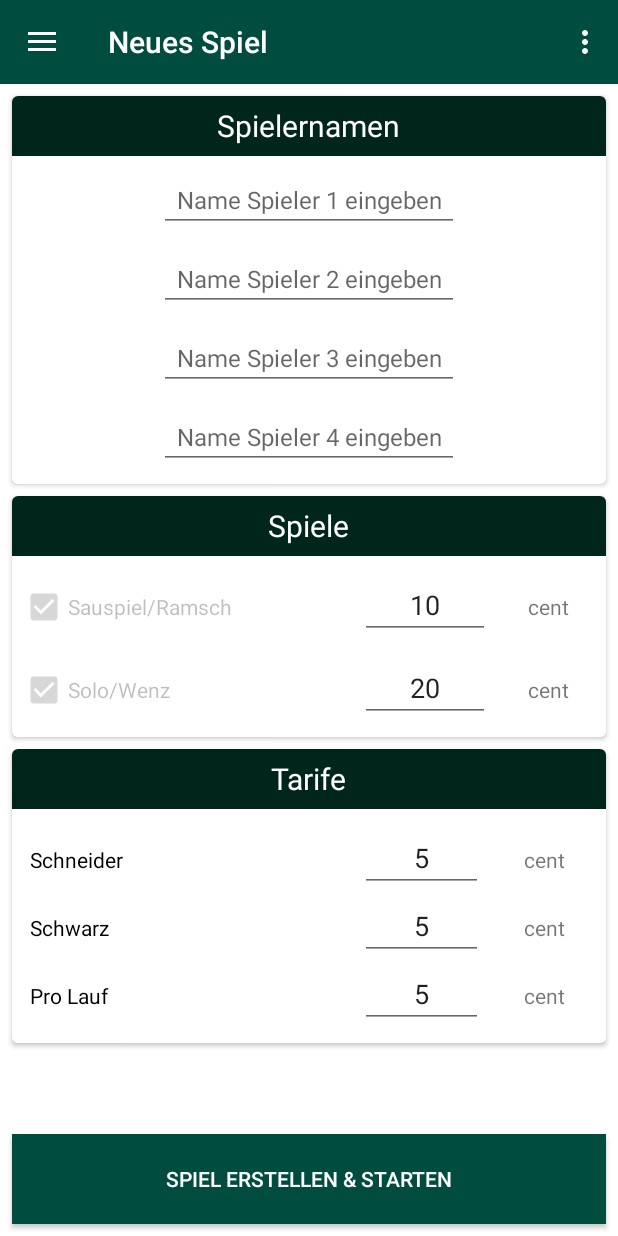
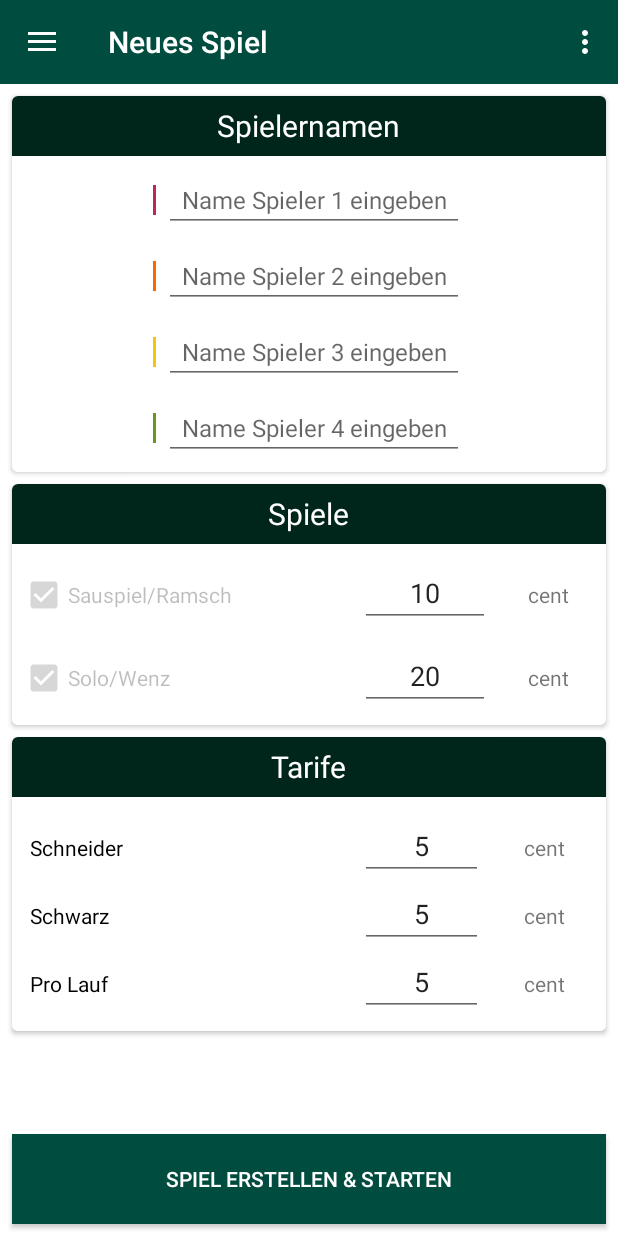
Before and after one commit to M-Schenk-91/schafkopf-calculator, an Android app: the screen it shows after launch (MainActivity), on a phone screen of 412 x 824 dp. Run offline under Robolectric (Android 15) with nearby library versions, the phone set to English and light mode, and no system bars; libraries missing offline, so code that uses them is left out: com.github.mikephil.charting.

Commit message:
1.2 fertig

```diff
--- a/SchafkopfCalculator/app/src/main/java/io/IOManager.java
+++ b/SchafkopfCalculator/app/src/main/java/io/IOManager.java
@@ -136,6 +136,12 @@ public class IOManager {
             fis = new FileInputStream(fileDataRounds);
             ArrayList<GameRound> gameRounds = JSONManager.JSONToRoundData(fis);
 
+            GameRound r = gameRounds.get(0);
+
+            for (int i = 0; i < 300; i++) {
+                gameRounds.add(r);
+            }
+
             if (gameRounds == null) {
                 return null;
             }
--- a/SchafkopfCalculator/app/src/main/java/ui/activities/MainActivity.java
+++ b/SchafkopfCalculator/app/src/main/java/ui/activities/MainActivity.java
@@ -71,6 +71,9 @@ public class MainActivity extends SchafkopfActivity implements IGameSettingsFrag
 
         MenuItem itemGame = navigationView.getMenu().getItem(FragmentController.FRAGMENT_GAME);
         itemGame.setEnabled(gameAvailable);
+
+        MenuItem itemStatistics = navigationView.getMenu().getItem(FragmentController.FRAGMENT_STATISTICS);
+        itemStatistics.setEnabled(gameAvailable);
 
     }
 
@@ -188,6 +191,10 @@ public class MainActivity extends SchafkopfActivity implements IGameSettingsFrag
         mgrFragments.setFragment(FragmentController.FRAGMENT_GAME, true);
         MenuItem item = navigationView.getMenu().getItem(FragmentController.FRAGMENT_GAME);
         item.setEnabled(gameAvailable);
+
+        MenuItem itemStatistics = navigationView.getMenu().getItem(FragmentController.FRAGMENT_STATISTICS);
+        itemStatistics.setEnabled(gameAvailable);
+
         setTitle(item.getTitle());
         setMenuItemChecked(item);
     }
--- a/SchafkopfCalculator/app/src/main/java/ui/fragments/GameSetupFragment.java
+++ b/SchafkopfCalculator/app/src/main/java/ui/fragments/GameSetupFragment.java
@@ -20,6 +20,7 @@ import game.Game;
 import game.GameController;
 import game.GameMode;
 import game.GameSettings;
+import ui.AppColors;
 import ui.UiUtils;
 import ui.custom.controls.fw.SchafkopfButton;
 import ui.custom.SchafkopfFragment;
@@ -156,6 +157,17 @@ public class GameSetupFragment extends SchafkopfFragment {
         layPlayers = (LinearLayout) view.findViewById(R.id.lay_edit_payer_names);
         layGames = (LinearLayout) view.findViewById(R.id.lay_select_games);
         layValues = (LinearLayout) view.findViewById(R.id.lay_select_global_values);
+
+        View indicator1 = view.findViewById(R.id.color_inidcator_player_1);
+        indicator1.setBackgroundColor(AppColors.PLAYER_COLORS[0]);
+        View indicator2 = view.findViewById(R.id.color_inidcator_player_2);
+        indicator2.setBackgroundColor(AppColors.PLAYER_COLORS[1]);
+        View indicator3 = view.findViewById(R.id.color_inidcator_player_3);
+        indicator3.setBackgroundColor(AppColors.PLAYER_COLORS[2]);
+        View indicator4 = view.findViewById(R.id.color_inidcator_player_4);
+        indicator4.setBackgroundColor(AppColors.PLAYER_COLORS[3]);
+
+
     }
 
     private void createNewGame() {
--- a/SchafkopfCalculator/app/src/main/java/ui/fragments/StatisticsFragment.kt
+++ b/SchafkopfCalculator/app/src/main/java/ui/fragments/StatisticsFragment.kt
@@ -75,7 +75,7 @@ class StatisticsFragment : SchafkopfFragment(), IStatisticsListener {
       chartStatisticsProgress.setNoDataText(context.getString(R.string.chart_no_games))
       chartStatisticsProgress.setNoDataTextColor(Color.BLACK)
 
-      if(Statistics.roundsPlayed <= 0) return
+      if(Statistics.roundsPlayed <= 1) return
 
       var entriesPlayer1: ArrayList<Entry> = ArrayList()
       var entriesPlayer2: ArrayList<Entry> = ArrayList()
@@ -226,6 +226,11 @@ class StatisticsFragment : SchafkopfFragment(), IStatisticsListener {
    }
 
    private fun setupWinningCountsPerPlayerChart() {
+
+      chartStatisticsWinningCounts.setNoDataText(context.getString(R.string.chart_no_games))
+      chartStatisticsWinningCounts.setNoDataTextColor(Color.BLACK)
+      if(Statistics.roundsPlayed <= 1) return
+
       var entries: ArrayList<BarEntry> = ArrayList()
       var labels: Array<String> = Statistics.game.settings.lstPlayerNames
 
@@ -251,11 +256,10 @@ class StatisticsFragment : SchafkopfFragment(), IStatisticsListener {
          }
       })
 
-      chartStatisticsWinningCounts.setNoDataText(context.getString(R.string.chart_no_games))
       chartStatisticsWinningCounts.legend.isEnabled = false
       chartStatisticsWinningCounts.description.isEnabled = false
       chartStatisticsWinningCounts.setTouchEnabled(false)
-      chartStatisticsWinningCounts.setDrawValueAboveBar(false)
+      chartStatisticsWinningCounts.setDrawValueAboveBar(true)
       chartStatisticsWinningCounts.setDrawGridBackground(false)
       chartStatisticsWinningCounts.animateXY(animationMillis, animationMillis)
 
@@ -272,6 +276,7 @@ class StatisticsFragment : SchafkopfFragment(), IStatisticsListener {
       chartStatisticsWinningCounts.xAxis.setValueFormatter(formatter)
       chartStatisticsWinningCounts.xAxis.setDrawGridLines(false)
       chartStatisticsWinningCounts.xAxis.setPosition(XAxis.XAxisPosition.BOTTOM)
+      chartStatisticsWinningCounts.getAxisLeft().setAxisMinimum(0.toFloat())
 
       chartStatisticsWinningCounts.axisLeft.setDrawGridLines(false)
       chartStatisticsWinningCounts.axisLeft.setDrawLabels(false)
--- a/SchafkopfCalculator/app/src/main/java/ui/fragments/dialog/LoadGameDialogFragment.java
+++ b/SchafkopfCalculator/app/src/main/java/ui/fragments/dialog/LoadGameDialogFragment.java
@@ -17,6 +17,7 @@ import com.schenk.matthias.schafkopfcalculator.R;
 
 import java.util.ArrayList;
 
+import game.Statistics;
 import io.IOManager;
 import ui.activities.MainActivity;
 
@@ -80,6 +81,7 @@ public class LoadGameDialogFragment extends DialogFragment {
     private void loadSelectedGame() {
         IOManager mgr = new IOManager(activity.getApplicationContext());
         mgr.addGameListener((MainActivity) activity);
+        mgr.addGameListener(Statistics.INSTANCE);
         mgr.loadGame(fileToLoad, true);
     }
 
--- a/SchafkopfCalculator/app/src/main/res/layout/fragment_game_setup.xml
+++ b/SchafkopfCalculator/app/src/main/res/layout/fragment_game_setup.xml
@@ -90,13 +90,27 @@
                             android:focusable="true"
                             android:focusableInTouchMode="true" />
 
+                        <LinearLayout
+                            android:layout_width="207dp"
+                            android:layout_height="wrap_content"
+                            android:layout_marginTop="8dp"
+                            android:orientation="horizontal">
+
+                            <View
+                                android:id="@+id/color_inidcator_player_1"
+                                android:layout_width="2dp"
+                                android:layout_gravity="center"
+                                android:layout_height="20dp"
+                                android:background="@color/colorNegative">
+
+                            </View>
+
                             <EditText
                                 android:id="@+id/edt_player_1"
                                 android:layout_width="200dp"
                                 android:layout_height="wrap_content"
                                 android:layout_marginEnd="8dp"
-                            android:layout_marginStart="8dp"
-                            android:layout_marginTop="8dp"
+                                android:layout_marginStart="5dp"
                                 android:ems="10"
                                 android:gravity="center_horizontal"
                                 android:hint="Name Spieler 1 eingeben"
@@ -107,13 +121,29 @@
                                 android:selectAllOnFocus="true"
                                 android:textSize="16sp" />
 
+                        </LinearLayout>
+
+                    <LinearLayout
+                        android:layout_width="207dp"
+                        android:layout_height="wrap_content"
+                        android:layout_marginTop="8dp"
+                        android:orientation="horizontal">
+
+                        <View
+                            android:id="@+id/color_inidcator_player_2"
+                            android:layout_width="2dp"
+                            android:layout_gravity="center"
+                            android:layout_height="20dp"
+                            android:background="@color/colorNegative">
+
+                        </View>
+
                         <EditText
                             android:id="@+id/edt_player_2"
                             android:layout_width="200dp"
                             android:layout_height="wrap_content"
                             android:layout_marginEnd="8dp"
-                            android:layout_marginStart="8dp"
-                            android:layout_marginTop="10dp"
+                            android:layout_marginStart="5dp"
                             android:ems="10"
                             android:gravity="center_horizontal"
                             android:hint="Name Spieler 2 eingeben"
@@ -125,14 +155,30 @@
                             app:layout_constraintLeft_toLeftOf="parent"
                             app:layout_constraintRight_toRightOf="parent"
                             app:layout_constraintTop_toBottomOf="@+id/edt_player_1" />
+                    </LinearLayout>
+
+
+                    <LinearLayout
+                        android:layout_width="207dp"
+                        android:layout_height="wrap_content"
+                        android:layout_marginTop="8dp"
+                        android:orientation="horizontal">
+
+                        <View
+                            android:id="@+id/color_inidcator_player_3"
+                            android:layout_width="2dp"
+                            android:layout_gravity="center"
+                            android:layout_height="20dp"
+                            android:background="@color/colorNegative">
+
+                        </View>
 
                         <EditText
                             android:id="@+id/edt_player_3"
                             android:layout_width="200dp"
                             android:layout_height="wrap_content"
                             android:layout_marginEnd="8dp"
-                            android:layout_marginStart="8dp"
-                            android:layout_marginTop="10dp"
+                            android:layout_marginStart="5dp"
                             android:ems="10"
                             android:gravity="center_horizontal"
                             android:hint="Name Spieler 3 eingeben"
@@ -144,15 +190,31 @@
                             app:layout_constraintLeft_toLeftOf="parent"
                             app:layout_constraintRight_toRightOf="parent"
                             app:layout_constraintTop_toBottomOf="@+id/edt_player_2" />
+                    </LinearLayout>
+
+
+                    <LinearLayout
+                        android:layout_width="207dp"
+                        android:layout_height="wrap_content"
+                        android:layout_marginTop="8dp"
+                        android:layout_marginBottom="8dp"
+                        android:orientation="horizontal">
+
+                        <View
+                            android:id="@+id/color_inidcator_player_4"
+                            android:layout_width="2dp"
+                            android:layout_gravity="center"
+                            android:layout_height="20dp"
+                            android:background="@color/colorNegative">
+
+                        </View>
 
                         <EditText
                             android:id="@+id/edt_player_4"
                             android:layout_width="200dp"
                             android:layout_height="wrap_content"
-                            android:layout_marginBottom="10dp"
                             android:layout_marginEnd="8dp"
-                            android:layout_marginStart="8dp"
-                            android:layout_marginTop="10dp"
+                            android:layout_marginStart="5dp"
                             android:ems="10"
                             android:gravity="center_horizontal"
                             android:hint="Name Spieler 4 eingeben"
@@ -164,6 +226,8 @@
                             app:layout_constraintLeft_toLeftOf="parent"
                             app:layout_constraintRight_toRightOf="parent"
                             app:layout_constraintTop_toBottomOf="@+id/edt_player_3" />
+                    </LinearLayout>
+
 
                     </LinearLayout>
                 </android.support.v7.widget.CardView>
--- a/SchafkopfCalculator/app/src/main/res/values/strings.xml
+++ b/SchafkopfCalculator/app/src/main/res/values/strings.xml
@@ -30,7 +30,7 @@
     <string name="txt_jungfrau">Jungfrau (Doppeln)</string>
    <string name="title_statistics">Statistik</string>
    <string name="descRoundsPlayed">Gespielte Runden:</string>
-   <string name="chart_no_games">Noch keine Runden gespielt</string>
+   <string name="chart_no_games">Zu wenig Runden gespielt</string>
     <string name="custom_input_info">Änderung in cent für diese Runde eintragen</string>
     <string name="custom_input_info_wrong">Summe der Einzelspieler muss aufgehen</string>
     <string name="custom_input_info_correct">Runde kann hinzugefügt werden</string>
```
Lines whose indentation alone changed are shown as unchanged.
